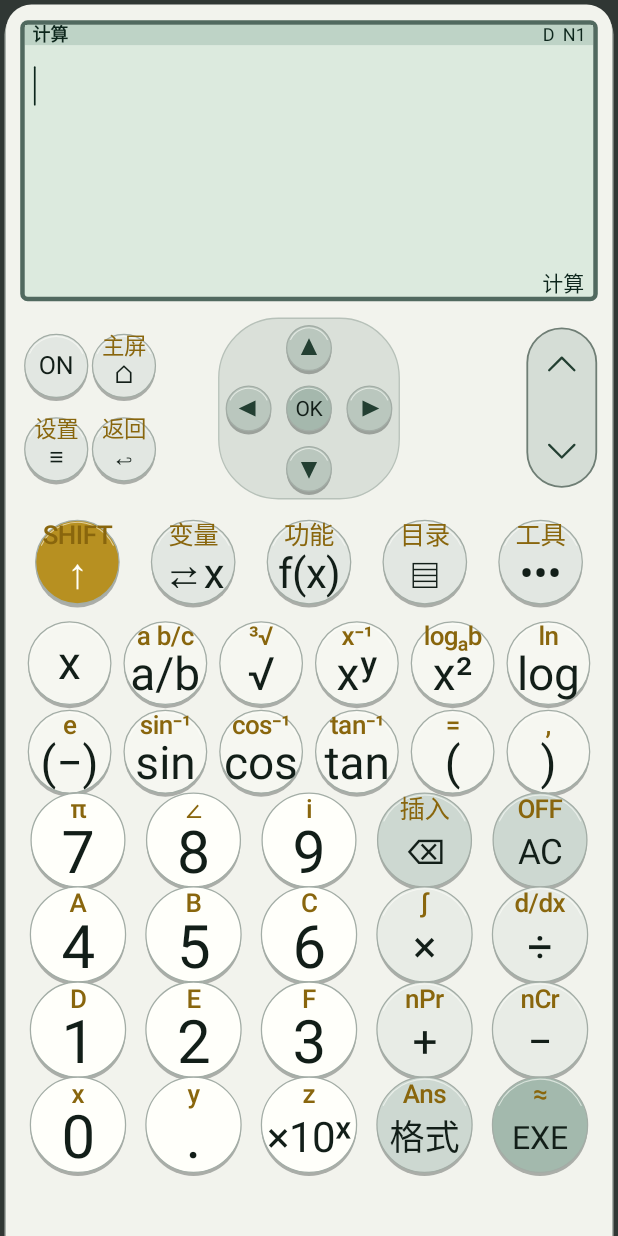
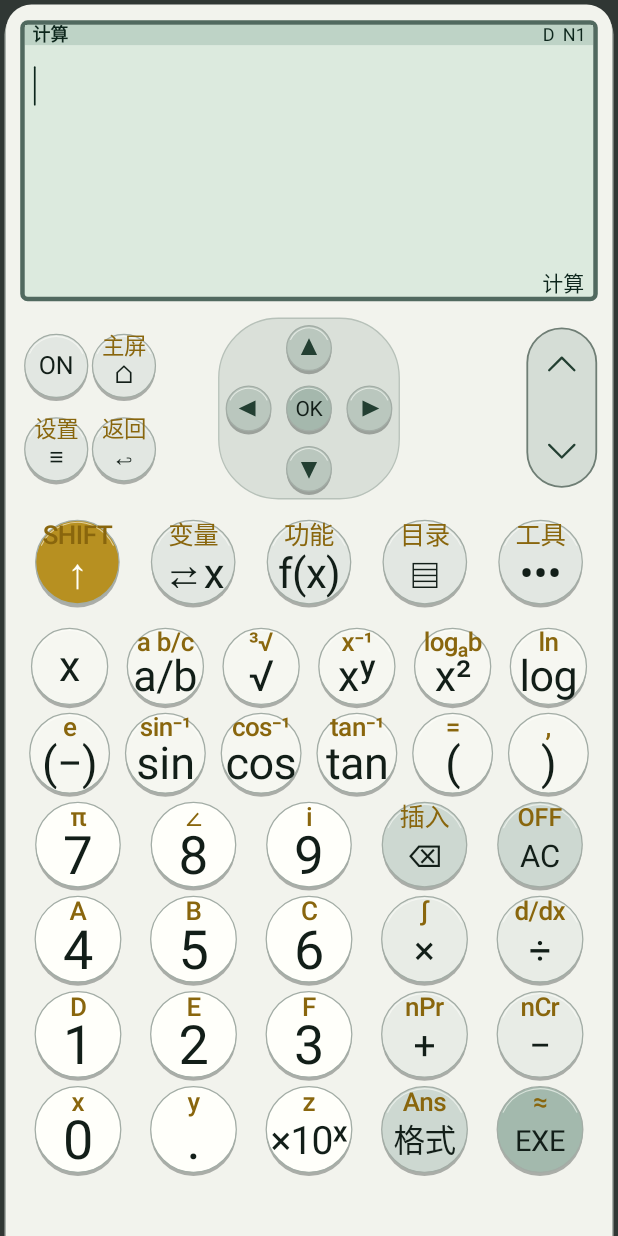
Before and after one commit to beiming183-cloud/-, an Android app: the screen it shows after launch (MainActivity), on a phone screen of 412 x 824 dp. Run offline under Robolectric (Android 15) with nearby library versions, the phone set to English and light mode, and no system bars.

Commit message:
调整键帽间距避免圆形相切

```diff
--- a/core/src/main/java/com/codex/fx991/core/ui/Cw991LayoutMetrics.java
+++ b/core/src/main/java/com/codex/fx991/core/ui/Cw991LayoutMetrics.java
@@ -40,7 +40,7 @@ public final class Cw991LayoutMetrics {
                 // Let the round cap use nearly the whole grid cell.  The
                 // earlier 0.86/0.90 cap left a visibly large ring of blank
                 // space around the two legends on phone-sized screens.
-                diameter = diameter(width, height, viewport, 0.92f, 1.00f, 0.170f);
+                diameter = diameter(width, height, viewport, 0.92f, 0.90f, 0.170f);
                 // Phone screens leave more visual room than a physical keycap.
                 // Give the frequently-used number row a deliberate weight so it
                 // reads at arm's length instead of looking like tiny labels in
@@ -50,19 +50,19 @@ public final class Cw991LayoutMetrics {
                 verticalBias = 0.50f;
             }
             case OPERATOR -> {
-                diameter = diameter(width, height, viewport, 0.92f, 1.00f, 0.170f);
+                diameter = diameter(width, height, viewport, 0.92f, 0.90f, 0.170f);
                 mainRatio = 0.46f;
                 secondaryRatio = 0.30f;
                 verticalBias = 0.50f;
             }
             case ACTION, EXECUTE -> {
-                diameter = diameter(width, height, viewport, 0.92f, 1.00f, 0.170f);
+                diameter = diameter(width, height, viewport, 0.92f, 0.90f, 0.170f);
                 mainRatio = role == Role.EXECUTE ? 0.34f : 0.37f;
                 secondaryRatio = 0.30f;
                 verticalBias = 0.50f;
             }
             case FUNCTION -> {
-                diameter = diameter(width, height, viewport, 0.92f, 1.00f, 0.145f);
+                diameter = diameter(width, height, viewport, 0.92f, 0.90f, 0.145f);
                 mainRatio = 0.56f;
                 secondaryRatio = 0.39f;
                 verticalBias = 0.50f;
```
Also changed, not shown: 1 other file.
